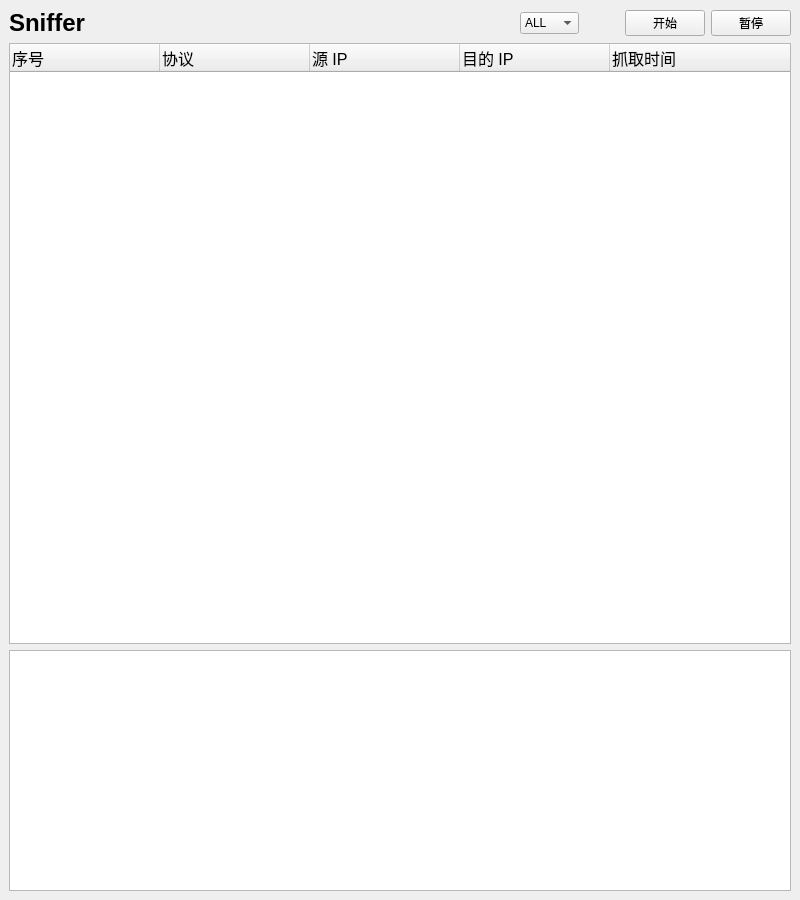
Before: the Qt Designer form Sniffer/mainwindow.ui in Paraworker/Sniffer, drawn with Qt 5.
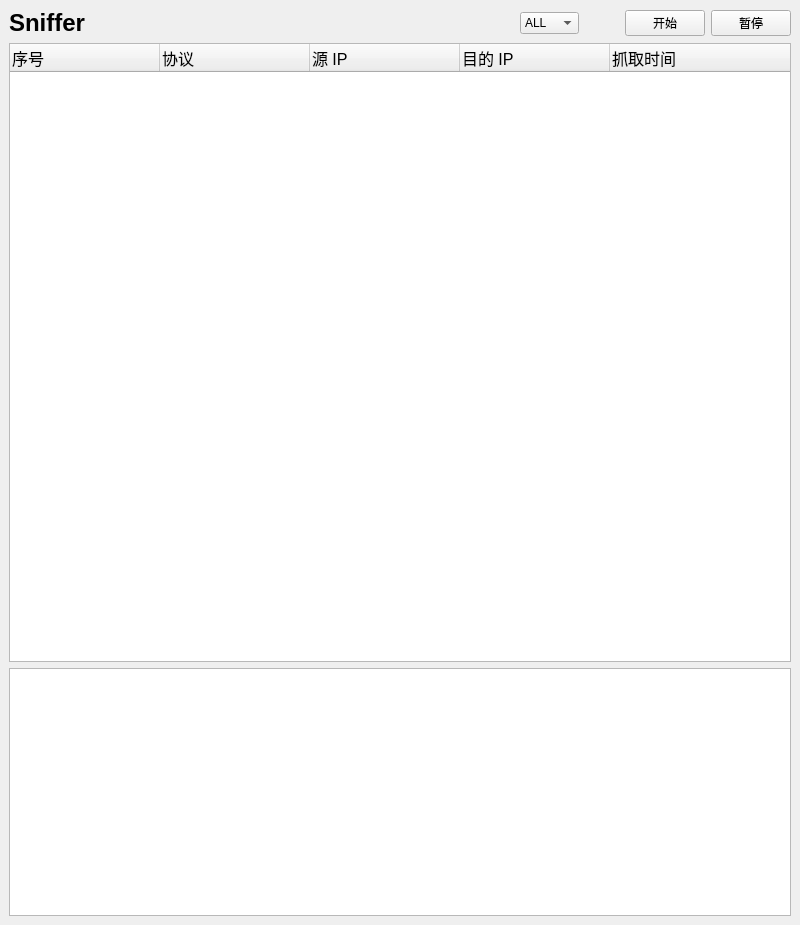
After: the same form once the commit is applied.

```diff
--- a/Sniffer/mainwindow.ui
+++ b/Sniffer/mainwindow.ui
@@ -7,13 +7,13 @@
     <x>0</x>
     <y>0</y>
     <width>800</width>
-    <height>900</height>
+    <height>925</height>
    </rect>
   </property>
   <property name="minimumSize">
    <size>
     <width>800</width>
-    <height>900</height>
+    <height>925</height>
    </size>
   </property>
   <property name="windowTitle">
```
